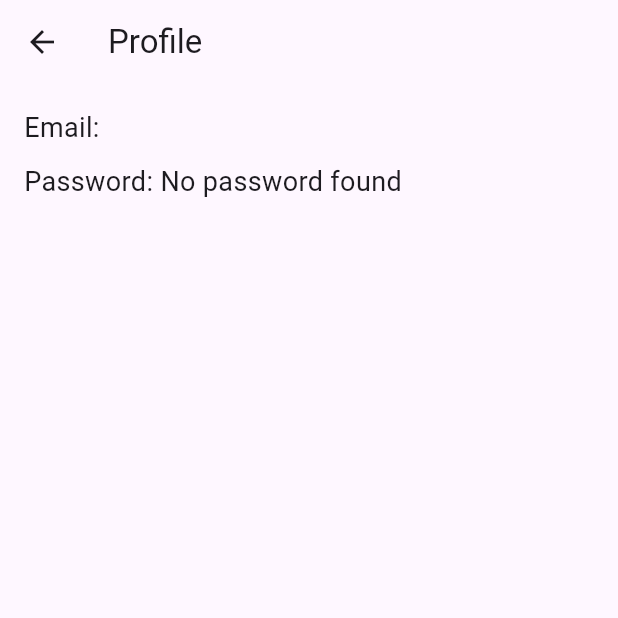
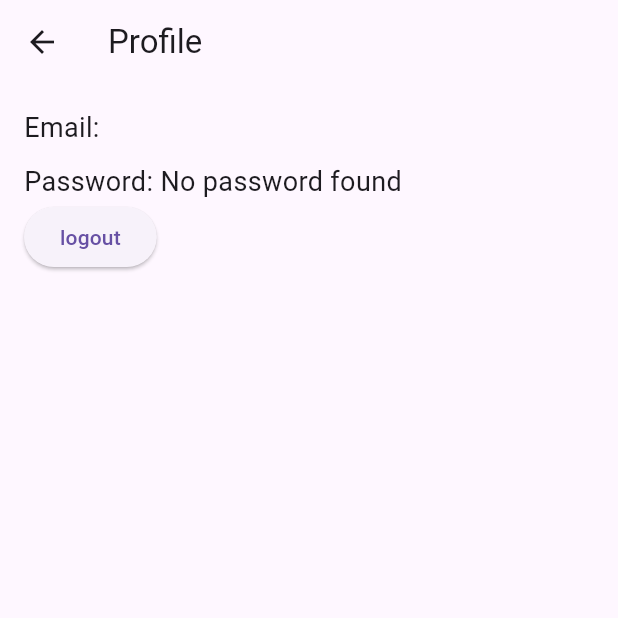
Before and after one commit to munawarmehar/login-signup, a Flutter app: the ProfileScreen screen opened by its route, on a phone screen of 412 x 824 dp, the top half of it. Run offline on Flutter 3.47's test engine with Material 3 defaults, Android fonts, the phone set to English and light mode, and no system bars; our stand-ins replace shared_preferences; accounts and stored records are empty.

Commit message:
this is third commit

```diff
--- a/lib/profile.dart
+++ b/lib/profile.dart
@@ -23,8 +23,14 @@ class _ProfileScreenState extends State<ProfileScreen> {
       email = prefs.getString('email') ?? 'No email found';
       password = prefs.getString('password') ?? 'No password found';
     });
-
 }
+// Function to log out
+  _logout() async {
+    SharedPreferences prefs = await SharedPreferences.getInstance();
+    await prefs.remove('email');
+    await prefs.remove('password');
+    Navigator.pushReplacementNamed(context, 'login'); // Redirect to login after logout
+  }
   @override
   Widget build(BuildContext context) {
     return Scaffold(
@@ -39,6 +45,16 @@ class _ProfileScreenState extends State<ProfileScreen> {
             Text('Email: $email', style: TextStyle(fontSize: 18)),
             SizedBox(height: 10),
             Text('Password: $password', style: TextStyle(fontSize: 18)),
+            ElevatedButton(
+              onPressed: _logout,
+              child: Text('logout'),
+              style: ElevatedButton.styleFrom(
+                maximumSize: Size(double.infinity, 50),
+                shape: RoundedRectangleBorder(
+                  borderRadius: BorderRadius.circular(30),
+                )
+              ),
+            )
           ],
         ),
       ),
```
Also changed, not shown: lib/main.dart (+8 -2 lines).
